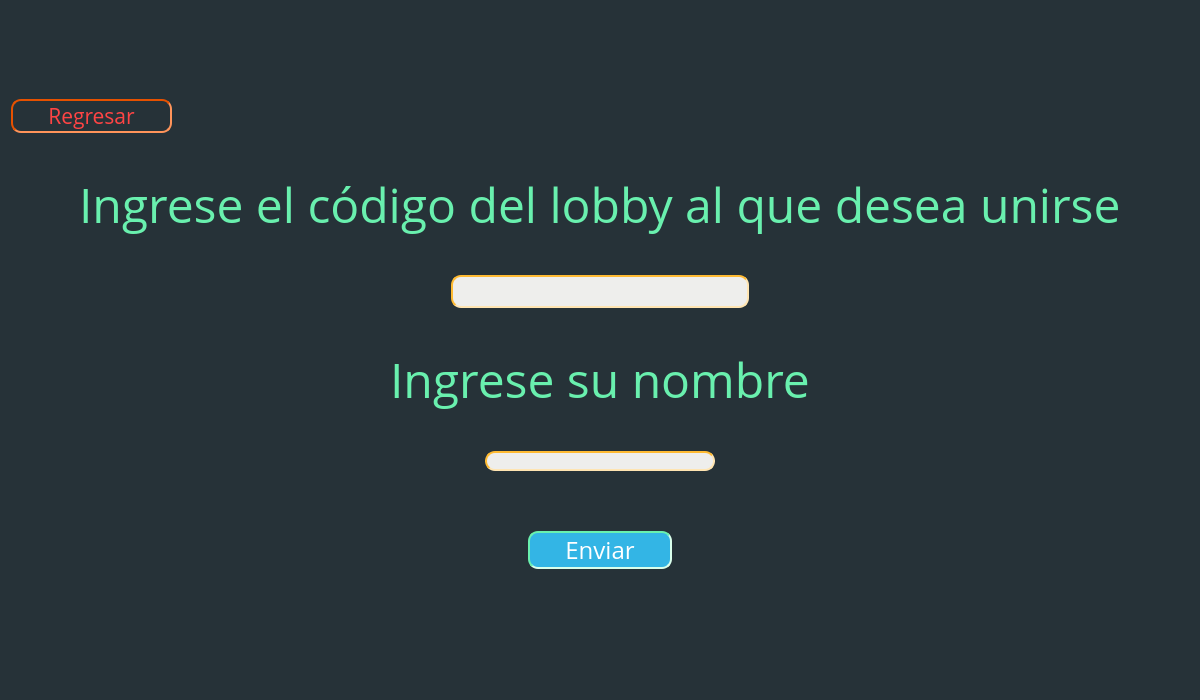
The window that ScrabbleClient/mainwindow.ui (CE2103-Algorithms-Data-Structures-2/Scrabble-client) describes before a commit, drawn with Qt 5.
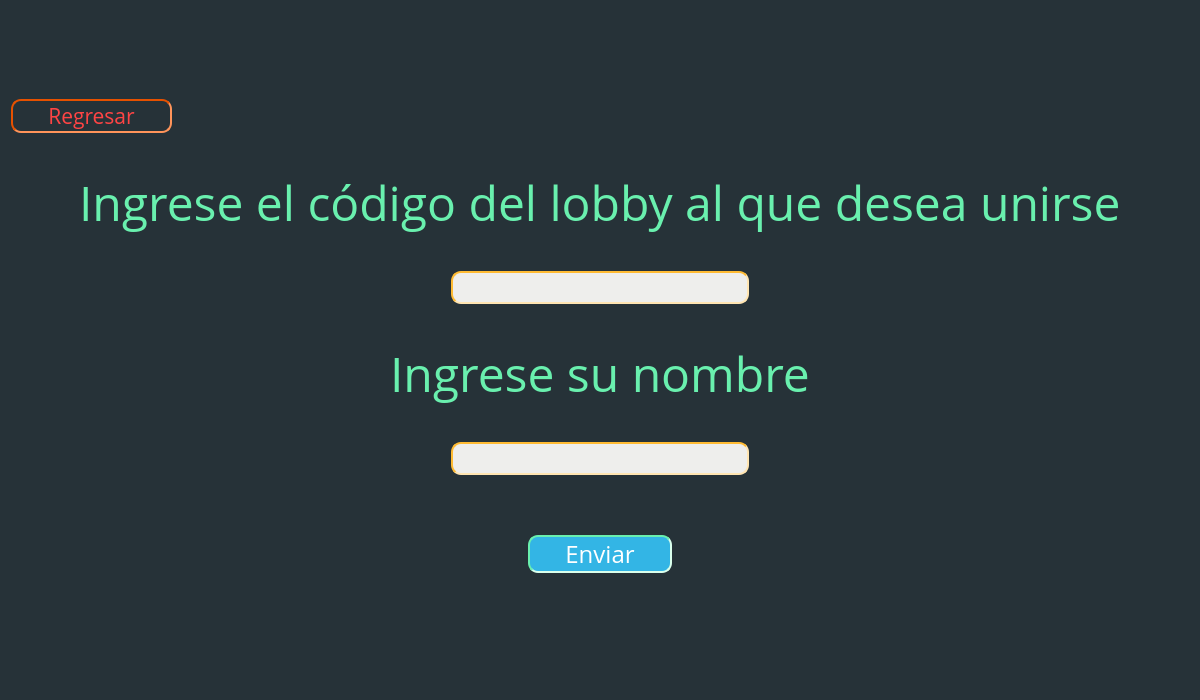
The same window after the commit. The open tabs and pages were chosen to show the change.

Commit message: cambios ligeros

Patch:
```diff
--- a/ScrabbleClient/mainwindow.ui
+++ b/ScrabbleClient/mainwindow.ui
@@ -768,6 +768,12 @@
        </item>
        <item alignment="Qt::AlignHCenter">
         <widget class="QLineEdit" name="lineEdit_4">
+         <property name="font">
+          <font>
+           <family>Open Sans</family>
+           <pointsize>14</pointsize>
+          </font>
+         </property>
          <property name="styleSheet">
           <string notr="true">padding-top: 0px;
 background-color: rgb(238, 238, 236);
```
The commit also changes 2 other files.
